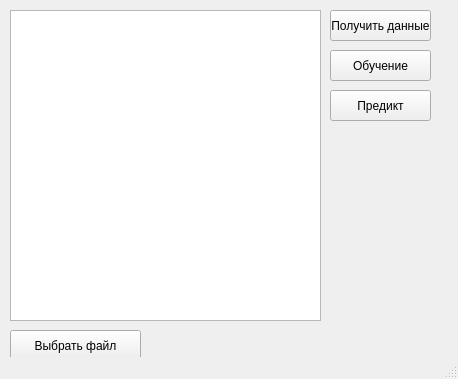
Old version of the form interface/untitled.ui in the repository stepoleggg/unet_walker.
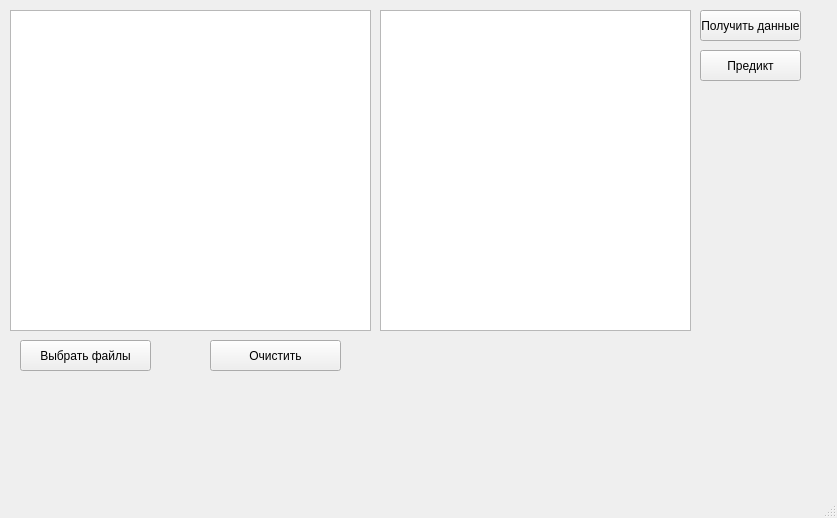
New version of the form.

What changed in the file:
```diff
--- a/interface/untitled.ui
+++ b/interface/untitled.ui
@@ -9,8 +9,8 @@
    <rect>
     <x>0</x>
     <y>0</y>
-    <width>458</width>
-    <height>379</height>
+    <width>837</width>
+    <height>518</height>
    </rect>
   </property>
   <property name="windowTitle">
@@ -20,56 +20,43 @@
    <widget class="QPushButton" name="choseFileButton">
     <property name="geometry">
      <rect>
-      <x>10</x>
-      <y>330</y>
+      <x>20</x>
+      <y>340</y>
       <width>131</width>
       <height>31</height>
      </rect>
     </property>
     <property name="text">
-     <string>Выбрать файл</string>
+     <string>Выбрать файлы</string>
     </property>
    </widget>
    <widget class="QPushButton" name="predictButton">
     <property name="geometry">
      <rect>
-      <x>330</x>
-      <y>90</y>
-      <width>101</width>
-      <height>31</height>
-     </rect>
-    </property>
-    <property name="text">
-     <string>Предикт</string>
-    </property>
-   </widget>
-   <widget class="QPushButton" name="trainButton">
-    <property name="geometry">
-     <rect>
-      <x>330</x>
+      <x>700</x>
       <y>50</y>
       <width>101</width>
       <height>31</height>
      </rect>
     </property>
     <property name="text">
-     <string>Обучение</string>
+     <string>Предикт</string>
     </property>
    </widget>
    <widget class="QListWidget" name="listWidget">
     <property name="geometry">
      <rect>
-      <x>10</x>
+      <x>380</x>
       <y>10</y>
       <width>311</width>
-      <height>311</height>
+      <height>321</height>
      </rect>
     </property>
    </widget>
    <widget class="QPushButton" name="getDataButton">
     <property name="geometry">
      <rect>
-      <x>330</x>
+      <x>700</x>
       <y>10</y>
       <width>101</width>
       <height>31</height>
@@ -79,6 +66,32 @@
      <string>Получить данные</string>
     </property>
    </widget>
+   <widget class="QTableView" name="tableView">
+    <property name="geometry">
+     <rect>
+      <x>10</x>
+      <y>10</y>
+      <width>361</width>
+      <height>321</height>
+     </rect>
+    </property>
+    <attribute name="horizontalHeaderVisible">
+     <bool>true</bool>
+    </attribute>
+   </widget>
+   <widget class="QPushButton" name="clearButton">
+    <property name="geometry">
+     <rect>
+      <x>210</x>
+      <y>340</y>
+      <width>131</width>
+      <height>31</height>
+     </rect>
+    </property>
+    <property name="text">
+     <string>Очистить</string>
+    </property>
+   </widget>
   </widget>
   <widget class="QStatusBar" name="statusbar"/>
  </widget>
```
